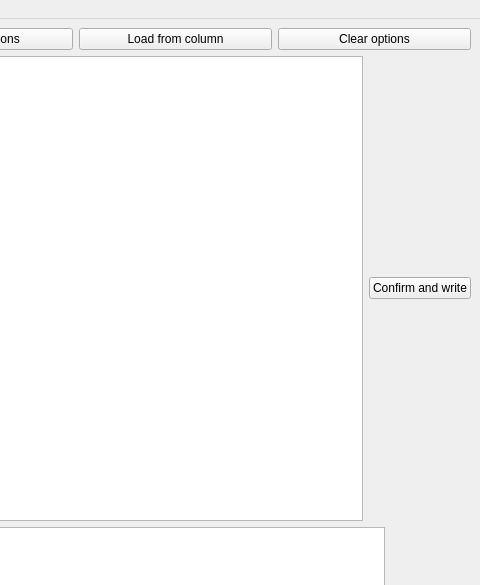
Old version of the form untitled.ui in the repository MirkoFerrati/categorizer; both pictures show x 501 to 981 and y 0 to 585 of the 981 by 750 pixel window.
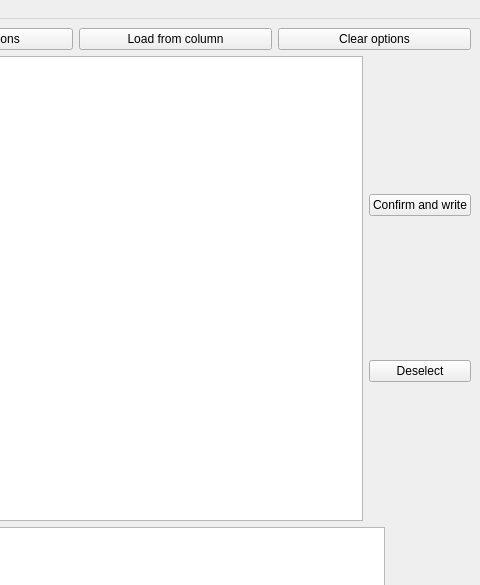
New version of the form.

What changed in the file:
```diff
--- a/untitled.ui
+++ b/untitled.ui
@@ -111,12 +111,23 @@
              </widget>
             </item>
             <item>
+             <layout class="QVBoxLayout" name="verticalLayout_2">
+              <item>
              <widget class="QPushButton" name="ConfirmButton">
               <property name="text">
                <string>Confirm and write</string>
               </property>
              </widget>
             </item>
+              <item>
+               <widget class="QPushButton" name="DeselectButton">
+                <property name="text">
+                 <string>Deselect</string>
+                </property>
+               </widget>
+              </item>
+             </layout>
+            </item>
            </layout>
           </item>
           <item>
```
Left out of the diff: 9 changed lines with no effect on the pictures. Lines whose indentation alone changed are shown as unchanged.
